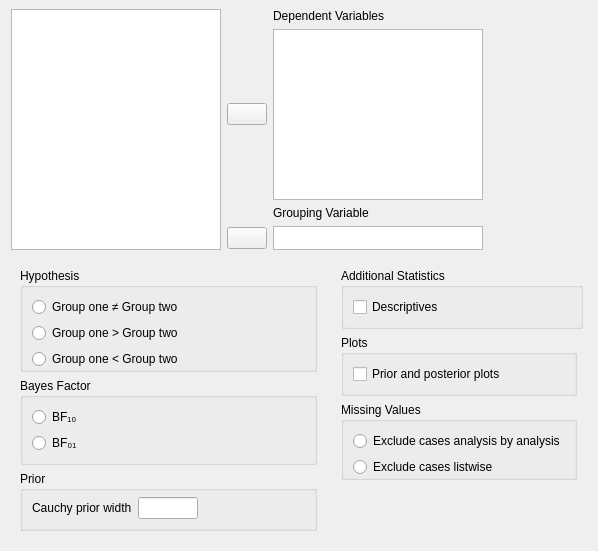
The window that JASP-Desktop/analysisforms/ttestbayesianindependentsamplesform.ui (jasp-stats/jasp-desktop) describes before a commit, drawn with Qt 5.
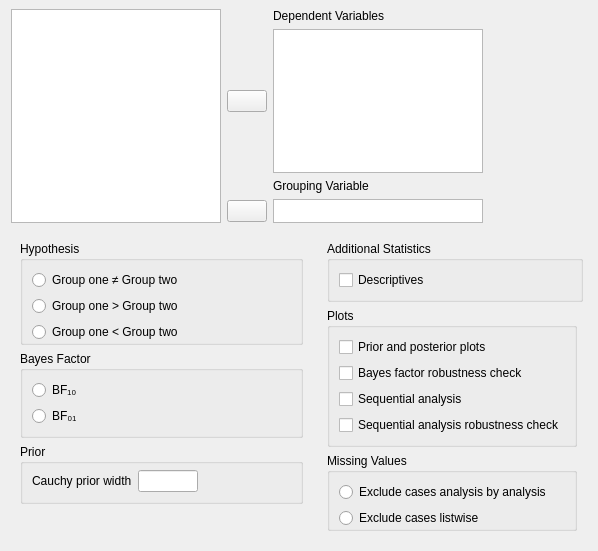
The same window after the commit. Custom widgets are drawn as their Qt base class.

Commit message: B IS T-Test: added plot options

The edit to the form file:
```diff
--- a/JASP-Desktop/analysisforms/ttestbayesianindependentsamplesform.ui
+++ b/JASP-Desktop/analysisforms/ttestbayesianindependentsamplesform.ui
@@ -268,6 +268,20 @@
          <bool>true</bool>
         </property>
         <layout class="QGridLayout" name="gridLayout_12">
+         <item row="1" column="0">
+          <widget class="BoundCheckBox" name="plotBayesFactorRobustness">
+           <property name="text">
+            <string>Bayes factor robustness check</string>
+           </property>
+          </widget>
+         </item>
+         <item row="2" column="0">
+          <widget class="BoundCheckBox" name="plotSequentialAnalysis">
+           <property name="text">
+            <string>Sequential analysis</string>
+           </property>
+          </widget>
+         </item>
          <item row="0" column="0">
           <widget class="BoundCheckBox" name="plots">
            <property name="text">
@@ -275,6 +289,13 @@
            </property>
           </widget>
          </item>
+         <item row="3" column="0">
+          <widget class="BoundCheckBox" name="plotSequentialAnalysisRobustness">
+           <property name="text">
+            <string>Sequential analysis robustness check</string>
+           </property>
+          </widget>
+         </item>
         </layout>
        </widget>
       </item>
@@ -426,6 +447,11 @@
    <extends>QListView</extends>
    <header>widgets/availablefieldslistview.h</header>
   </customwidget>
+  <customwidget>
+   <class>BoundListView</class>
+   <extends>QListView</extends>
+   <header>widgets/boundlistview.h</header>
+  </customwidget>
   <customwidget>
    <class>BoundCheckBox</class>
    <extends>QCheckBox</extends>
@@ -442,11 +468,6 @@
    <header>widgets/boundgroupbox.h</header>
    <container>1</container>
   </customwidget>
-  <customwidget>
-   <class>BoundListView</class>
-   <extends>QListView</extends>
-   <header>widgets/boundlistview.h</header>
-  </customwidget>
  </customwidgets>
  <resources/>
  <connections/>
```
Left out of the diff: 2 changed lines with no effect on the pictures. The commit also changes 2 other files.
